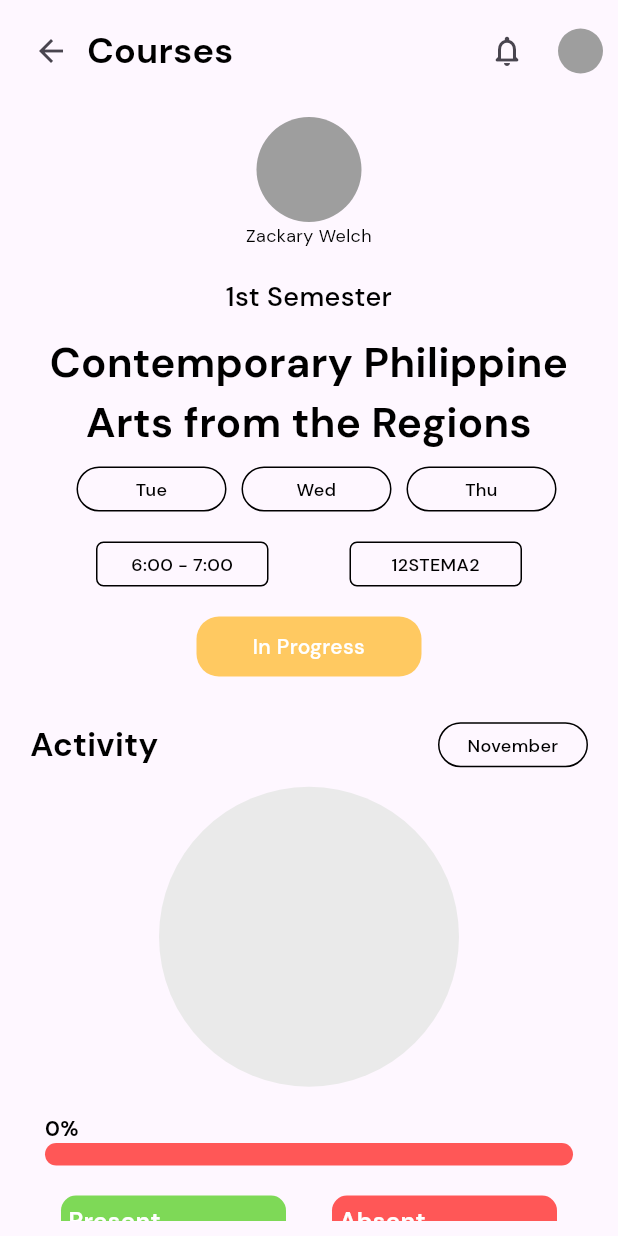
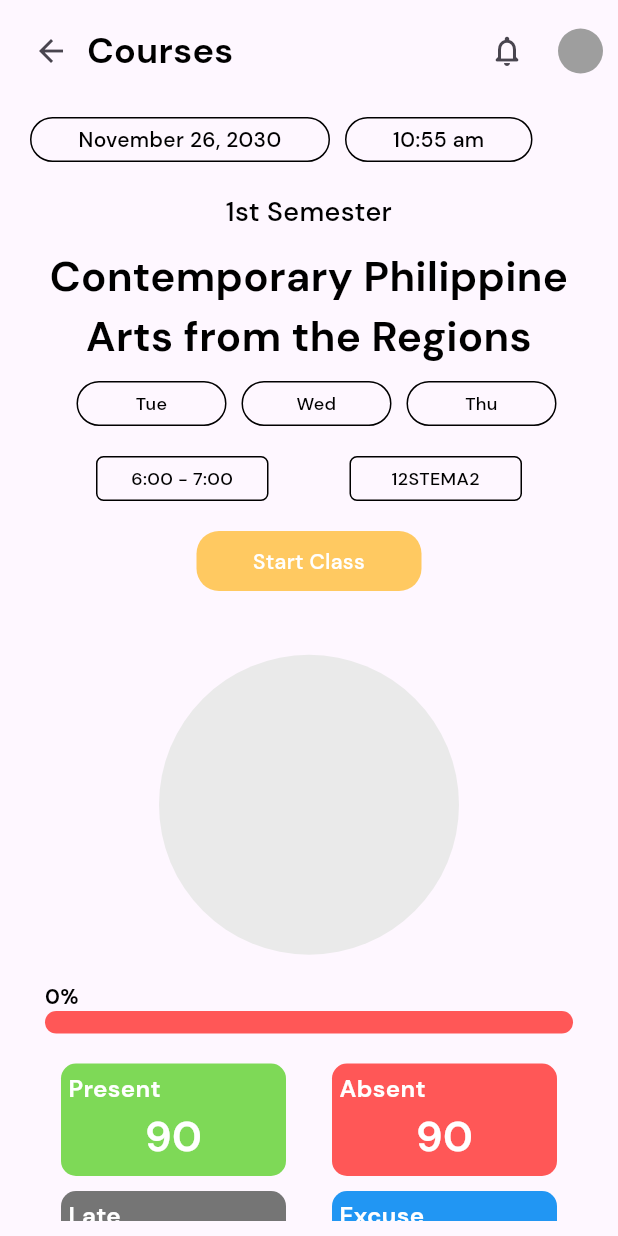
Before and after one commit to lansoyyy/atieed_teachers, a Flutter app: the CourseTab widget shown alone on an empty page, opened directly, after a tap on "In Progress", on a phone screen of 412 x 824 dp. Run offline on Flutter 3.47's test engine with Material 3 defaults, Android fonts, the phone set to English and light mode, and no system bars; our stand-ins replace flutter_map, fluttertoast, latlong2, salomon_bottom_bar; missing offline and left inert: flutter_barcode_scanner.

Commit message:
wip courses tab ui

```diff
--- a/lib/screens/tabs/courses_tab.dart
+++ b/lib/screens/tabs/courses_tab.dart
@@ -33,7 +33,7 @@ class _CourseTabState extends State<CourseTab> {
           Row(
             children: [
               TextWidget(
-                text: 'Courses',
+                text: 'Your Courses',
                 fontSize: 24,
                 fontFamily: 'Bold',
               ),
@@ -68,90 +68,16 @@ class _CourseTabState extends State<CourseTab> {
           const SizedBox(
             height: 20,
           ),
-          TextWidget(
-            text: 'Upcoming Courses',
-            fontSize: 18,
-            fontFamily: 'Bold',
-          ),
-          SingleChildScrollView(
-            scrollDirection: Axis.horizontal,
-            child: Row(
-              children: [
-                for (int i = 0; i < 10; i++)
-                  Padding(
-                    padding: EdgeInsets.only(left: i == 0 ? 0 : 10, right: 10),
-                    child: Container(
-                      width: 275,
-                      height: 100,
-                      decoration: BoxDecoration(
-                        border: Border.all(color: secondary),
-                        borderRadius: BorderRadius.circular(15),
-                      ),
-                      child: Row(
-                        mainAxisAlignment: MainAxisAlignment.spaceEvenly,
-                        crossAxisAlignment: CrossAxisAlignment.center,
-                        children: [
-                          SizedBox(
-                            width: 125,
-                            child: TextWidget(
-                              align: TextAlign.start,
-                              maxLines: 5,
-                              text:
-                                  'Contemporary Philippine Arts from the Regions',
-                              fontSize: 13,
-                              color: Colors.black,
-                            ),
-                          ),
-                          Container(
-                            width: 100,
-                            height: 30,
-                            decoration: BoxDecoration(
-                              color: primary,
-                              borderRadius: BorderRadius.circular(
-                                20,
-                              ),
-                            ),
-                            child: Center(
-                              child: TextWidget(
-                                text: 'Tue',
-                                fontSize: 12,
-                                color: Colors.white,
-                                fontFamily: 'Medium',
-                              ),
-                            ),
-                          ),
-                        ],
-                      ),
-                    ),
-                  ),
-              ],
+          Center(
+            child: ButtonWidget(
+              fontSize: 18,
+              width: 200,
+              label: 'Add Course',
+              onPressed: () {},
             ),
           ),
           const SizedBox(
-            height: 10,
-          ),
-          Padding(
-            padding: const EdgeInsets.only(left: 10, right: 10),
-            child: Row(
-              mainAxisAlignment: MainAxisAlignment.spaceBetween,
-              children: [
-                TextWidget(
-                  text: '1st Semester',
-                  fontSize: 22,
-                  fontFamily: 'Bold',
-                ),
-                IconButton(
-                  onPressed: () {},
-                  icon: const Icon(
-                    Icons.filter_list,
-                    color: Colors.black,
-                  ),
-                ),
-              ],
-            ),
-          ),
-          const SizedBox(
-            height: 10,
+            height: 20,
           ),
           for (int i = 0; i < 3; i++)
             Padding(
@@ -297,16 +223,54 @@ class _CourseTabState extends State<CourseTab> {
           Center(
             child: Column(
               crossAxisAlignment: CrossAxisAlignment.center,
-              mainAxisAlignment: MainAxisAlignment.start,
+              mainAxisAlignment: MainAxisAlignment.center,
               children: [
-                const CircleAvatar(
-                  minRadius: 35,
-                  maxRadius: 35,
-                  backgroundColor: Colors.grey,
-                ),
-                TextWidget(
-                  text: 'Zackary Welch',
-                  fontSize: 12,
+                Padding(
+                  padding: const EdgeInsets.only(left: 10),
+                  child: Row(
+                    mainAxisAlignment: MainAxisAlignment.start,
+                    children: [
+                      Container(
+                        width: 200,
+                        height: 30,
+                        decoration: BoxDecoration(
+                          border: Border.all(color: Colors.black),
+                          borderRadius: BorderRadius.circular(
+                            20,
+                          ),
+                        ),
+                        child: Center(
+                          child: TextWidget(
+                            text: 'November 26, 2030',
+                            fontSize: 14,
+                            color: Colors.black,
+                            fontFamily: 'Medium',
+                          ),
+                        ),
+                      ),
+                      const SizedBox(
+                        width: 10,
+                      ),
+                      Container(
+                        width: 125,
+                        height: 30,
+                        decoration: BoxDecoration(
+                          border: Border.all(color: Colors.black),
+                          borderRadius: BorderRadius.circular(
+                            20,
+                          ),
+                        ),
+                        child: Center(
+                          child: TextWidget(
+                            text: '10:55 am',
+                            fontSize: 14,
+                            color: Colors.black,
+                            fontFamily: 'Medium',
+                          ),
+                        ),
+                      ),
+                    ],
+                  ),
                 ),
                 const SizedBox(
                   height: 20,
@@ -458,7 +422,7 @@ class _CourseTabState extends State<CourseTab> {
                   ),
                   child: Center(
                     child: TextWidget(
-                      text: 'In Progress',
+                      text: 'Start Class',
                       fontSize: 14,
                       color: Colors.white,
                       fontFamily: 'Medium',
@@ -467,37 +431,6 @@ class _CourseTabState extends State<CourseTab> {
                 ),
                 const SizedBox(
                   height: 30,
-                ),
-                Padding(
-                  padding: const EdgeInsets.only(left: 10, right: 10),
-                  child: Row(
-                    mainAxisAlignment: MainAxisAlignment.spaceBetween,
-                    children: [
-                      TextWidget(
-                        text: 'Activity',
-                        fontSize: 22,
-                        fontFamily: 'Bold',
-                      ),
-                      Container(
-                        width: 100,
-                        height: 30,
-                        decoration: BoxDecoration(
-                          border: Border.all(color: Colors.black),
-                          borderRadius: BorderRadius.circular(
-                            20,
-                          ),
-                        ),
-                        child: Center(
-                          child: TextWidget(
-                            text: 'November',
-                            fontSize: 12,
-                            color: Colors.black,
-                            fontFamily: 'Medium',
-                          ),
-                        ),
-                      ),
-                    ],
-                  ),
                 ),
                 Container(
                   width: 200,
@@ -677,13 +610,37 @@ class _CourseTabState extends State<CourseTab> {
                     ),
                   ],
                 ),
+                const SizedBox(
+                  height: 20,
+                ),
+                GestureDetector(
+                  onTap: () {},
+                  child: Container(
+                    width: 300,
+                    height: 40,
+                    decoration: BoxDecoration(
+                      border: Border.all(color: Colors.black),
+                      borderRadius: BorderRadius.circular(
+                        100,
+                      ),
+                    ),
+                    child: Center(
+                      child: TextWidget(
+                        text: 'Download Attendance Record',
+                        fontSize: 14,
+                        color: Colors.black,
+                        fontFamily: 'Medium',
+                      ),
+                    ),
+                  ),
+                ),
                 Padding(
                   padding: const EdgeInsets.only(left: 10, right: 10, top: 20),
                   child: Row(
                     mainAxisAlignment: MainAxisAlignment.spaceBetween,
                     children: [
                       TextWidget(
-                        text: 'History',
+                        text: 'Records',
                         fontSize: 22,
                         fontFamily: 'Bold',
                       ),
@@ -702,7 +659,7 @@ class _CourseTabState extends State<CourseTab> {
                     padding: const EdgeInsets.only(top: 10, bottom: 10),
                     child: Container(
                       width: double.infinity,
-                      height: 250,
+                      height: 350,
                       decoration: BoxDecoration(
                         borderRadius: BorderRadius.circular(10),
                         border: Border.all(
@@ -766,7 +723,7 @@ class _CourseTabState extends State<CourseTab> {
                                 IconButton(
                                   onPressed: () {},
                                   icon: const Icon(
-                                    Icons.close,
+                                    Icons.delete_outline,
                                   ),
                                 ),
                               ],
@@ -863,18 +820,17 @@ class _CourseTabState extends State<CourseTab> {
                                 mainAxisAlignment: MainAxisAlignment.start,
                                 children: [
                                   Container(
-                                    width: 100,
+                                    width: 75,
                                     height: 30,
                                     decoration: BoxDecoration(
                                       color: green,
-                                      border: Border.all(color: Colors.black),
                                       borderRadius: BorderRadius.circular(
-                                        20,
+                                        5,
                                       ),
                                     ),
                                     child: Center(
                                       child: TextWidget(
-                                        text: 'Tue',
+                                        text: '00',
                                         fontSize: 12,
                                         color: Colors.white,
                                         fontFamily: 'Medium',
@@ -884,19 +840,27 @@ class _CourseTabState extends State<CourseTab> {
                                   const SizedBox(
                                     width: 10,
                                   ),
+                                  TextWidget(
+                                    text: 'Present',
+                                    fontSize: 14,
+                                    color: Colors.black,
+                                    fontFamily: 'Bold',
+                                  ),
+                                  const SizedBox(
+                                    width: 50,
+                                  ),
                                   Container(
-                                    width: 100,
+                                    width: 75,
                                     height: 30,
                                     decoration: BoxDecoration(
-                                      color: green,
-                                      border: Border.all(color: Colors.black),
+                                      color: red,
                                       borderRadius: BorderRadius.circular(
-                                        20,
+                                        5,
                                       ),
                                     ),
                                     child: Center(
                                       child: TextWidget(
-                                        text: 'Wed',
+                                        text: '00',
                                         fontSize: 12,
                                         color: Colors.white,
                                         fontFamily: 'Medium',
@@ -906,31 +870,177 @@ class _CourseTabState extends State<CourseTab> {
                                   const SizedBox(
                                     width: 10,
                                   ),
+                                  TextWidget(
+                                    text: 'Absent',
+                                    fontSize: 14,
+                                    color: Colors.black,
+                                    fontFamily: 'Bold',
+                                  ),
+                                ],
+                              ),
+                            ),
+                            const SizedBox(
+                              height: 20,
+                            ),
+                            Padding(
+                              padding: const EdgeInsets.only(left: 10),
+                              child: Row(
+                                mainAxisAlignment: MainAxisAlignment.start,
+                                children: [
                                   Container(
-                                    width: 100,
+                                    width: 75,
                                     height: 30,
                                     decoration: BoxDecoration(
-                                      color: green,
-                                      border: Border.all(color: Colors.black),
+                                      color: Colors.grey,
                                       borderRadius: BorderRadius.circular(
-                                        20,
+                                        5,
                                       ),
                                     ),
                                     child: Center(
                                       child: TextWidget(
-                                        text: 'Thu',
+                                        text: '00',
                                         fontSize: 12,
                                         color: Colors.white,
                                         fontFamily: 'Medium',
                                       ),
                                     ),
                                   ),
+                                  const SizedBox(
+                                    width: 10,
+                                  ),
+                                  TextWidget(
+                                    text: 'Late',
+                                    fontSize: 14,
+                                    color: Colors.black,
+                                    fontFamily: 'Bold',
+                                  ),
+                                  const SizedBox(
+                                    width: 75,
+                                  ),
+                                  Container(
+                                    width: 75,
+                                    height: 30,
+                                    decoration: BoxDecoration(
+                                      color: Colors.blue,
+                                      borderRadius: BorderRadius.circular(
+                                        5,
+                                      ),
+                                    ),
+                                    child: Center(
+                                      child: TextWidget(
+                                        text: '00',
+                                        fontSize: 12,
+                                        color: Colors.white,
+                                        fontFamily: 'Medium',
+                                      ),
+                                    ),
+                                  ),
+                                  const SizedBox(
+                                    width: 10,
+                                  ),
+                                  TextWidget(
+                                    text: 'Excuse',
+                                    fontSize: 14,
+                                    color: Colors.black,
+                                    fontFamily: 'Bold',
+                                  ),
                                 ],
                               ),
+                            ),
+                            const SizedBox(
+                              height: 12,
+                            ),
+                            Row(
+                              mainAxisAlignment: MainAxisAlignment.spaceEvenly,
+                              children: [
+                                ButtonWidget(
+                                  fontSize: 14,
+                                  height: 40,
+                                  width: 150,
+                                  label: 'Open Record',
+                                  onPressed: () {},
+                                ),
+                                ButtonWidget(
+                                  color: Colors.grey,
+                                  fontSize: 14,
+                                  height: 40,
+                                  width: 150,
+                                  label: 'Download',
+                                  onPressed: () {},
+                                ),
+                              ],
                             ),
                           ],
                         ),
                       ),
+                    ),
+                  ),
+                Padding(
+                  padding: const EdgeInsets.only(
+                      left: 10, right: 10, top: 20, bottom: 20),
+                  child: Row(
+                    mainAxisAlignment: MainAxisAlignment.spaceBetween,
+                    children: [
+                      TextWidget(
+                        text: 'Students',
+                        fontSize: 22,
+                        fontFamily: 'Bold',
+                      ),
+                      Container(
+                        decoration: BoxDecoration(
+                          color: primary,
+                          borderRadius: BorderRadius.circular(5),
+                        ),
+                        child: TextButton.icon(
+                          onPressed: () {},
+                          icon: const Icon(
+                            Icons.edit,
+                            color: Colors.white,
+                          ),
+                          label: TextWidget(
+                            text: 'Edit',
+                            fontSize: 14,
+                            fontFamily: 'Medium',
+                            color: Colors.white,
+                          ),
+                        ),
+                      )
+                    ],
+                  ),
+                ),
+                for (int i = 0; i < 5; i++)
+                  Padding(
+                    padding: const EdgeInsets.all(5.0),
+                    child: Row(
+                      mainAxisAlignment: MainAxisAlignment.start,
+                      crossAxisAlignment: CrossAxisAlignment.center,
+                      children: [
+                        const CircleAvatar(
+                          minRadius: 30,
+                          maxRadius: 30,
+                        ),
+                        const SizedBox(
+                          width: 20,
+                        ),
+                        Column(
+                          mainAxisAlignment: MainAxisAlignment.start,
+                          crossAxisAlignment: CrossAxisAlignment.start,
+                          children: [
+                            TextWidget(
+                              text: 'Surname, First Name',
+                              fontSize: 16,
+                              fontFamily: 'Bold',
+                              color: Colors.black,
+                            ),
+                            TextWidget(
+                              text: 'Grade Level          Section',
+                              fontSize: 12,
+                              fontFamily: 'Medium',
+                              color: Colors.black,
+                            ),
+                          ],
+                        ),
+                      ],
                     ),
                   ),
                 const SizedBox(
```
